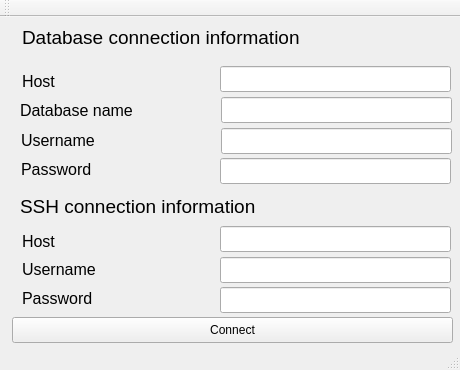
First picture: the form in MegaMachineEvolution/GUI/mainwindow.ui, repository IxSysTech/heigvd-pro-b-13, before the edit.
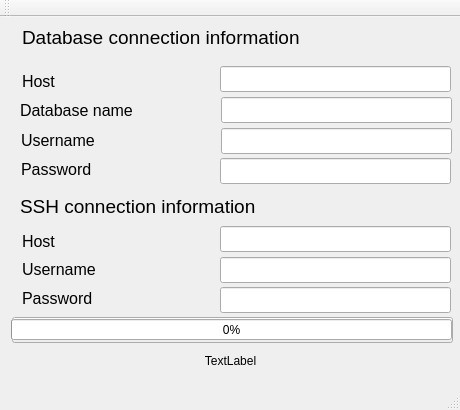
Second picture: the form after the edit.

Diff of the .ui file:
```diff
--- a/MegaMachineEvolution/GUI/mainwindow.ui
+++ b/MegaMachineEvolution/GUI/mainwindow.ui
@@ -7,19 +7,19 @@
     <x>0</x>
     <y>0</y>
     <width>460</width>
-    <height>370</height>
+    <height>410</height>
    </rect>
   </property>
   <property name="minimumSize">
    <size>
     <width>460</width>
-    <height>370</height>
+    <height>410</height>
    </size>
   </property>
   <property name="maximumSize">
    <size>
     <width>460</width>
-    <height>370</height>
+    <height>410</height>
    </size>
   </property>
   <property name="windowTitle">
@@ -97,7 +97,7 @@
      <rect>
       <x>20</x>
       <y>84</y>
-      <width>121</width>
+      <width>191</width>
       <height>18</height>
      </rect>
     </property>
@@ -115,7 +115,7 @@
      <rect>
       <x>21</x>
       <y>114</y>
-      <width>121</width>
+      <width>191</width>
       <height>18</height>
      </rect>
     </property>
@@ -295,6 +295,38 @@
      <string>SSH connection information</string>
     </property>
    </widget>
+   <widget class="QLabel" name="lblInfo">
+    <property name="geometry">
+     <rect>
+      <x>10</x>
+      <y>334</y>
+      <width>441</width>
+      <height>20</height>
+     </rect>
+    </property>
+    <property name="layoutDirection">
+     <enum>Qt::LeftToRight</enum>
+    </property>
+    <property name="text">
+     <string>TextLabel</string>
+    </property>
+    <property name="alignment">
+     <set>Qt::AlignCenter</set>
+    </property>
+   </widget>
+   <widget class="QProgressBar" name="pgbDownload">
+    <property name="geometry">
+     <rect>
+      <x>11</x>
+      <y>302</y>
+      <width>441</width>
+      <height>21</height>
+     </rect>
+    </property>
+    <property name="value">
+     <number>0</number>
+    </property>
+   </widget>
   </widget>
   <widget class="QToolBar" name="mainToolBar">
    <attribute name="toolBarArea">
```
